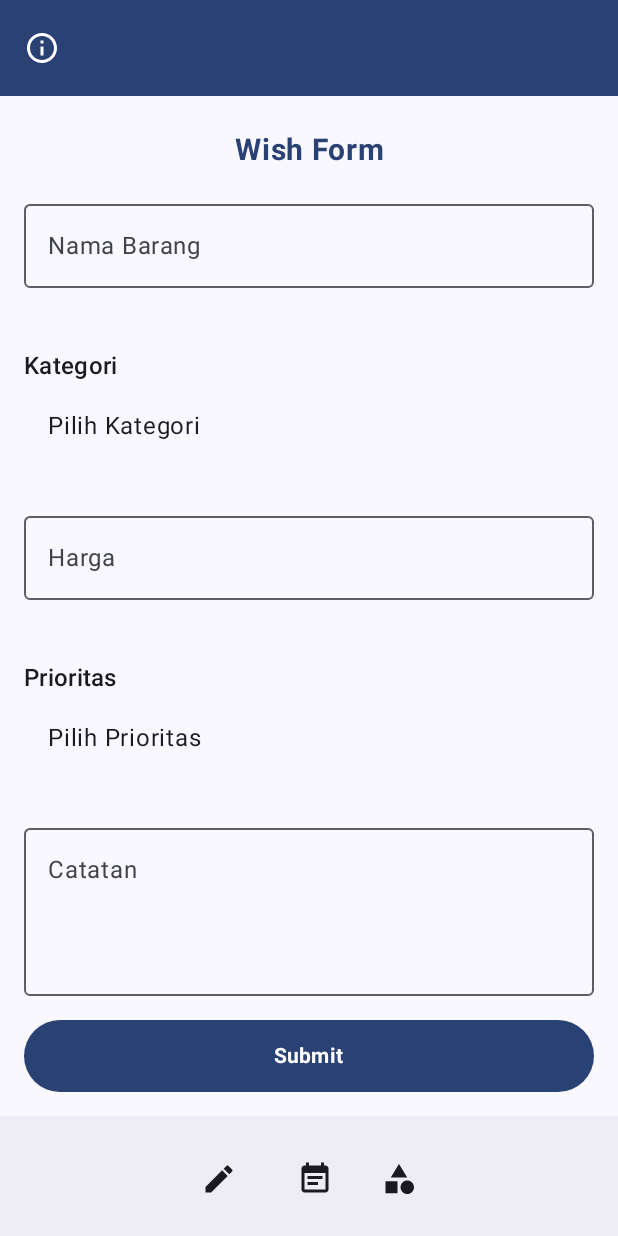
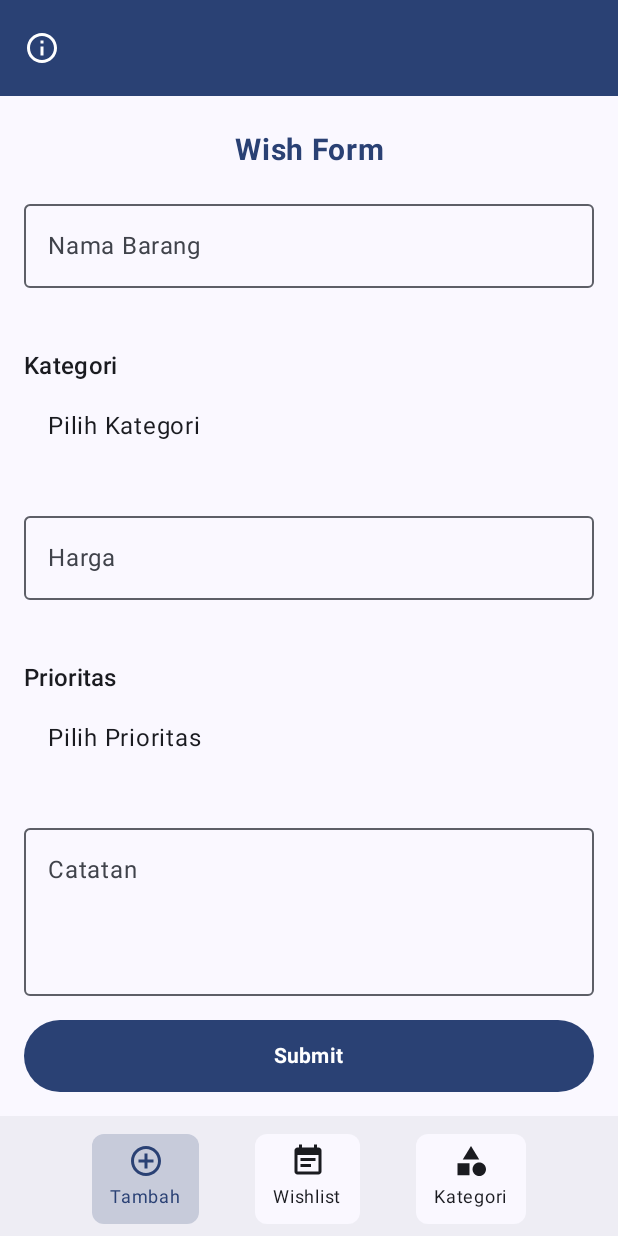
Before and after one commit to insaniaa/WishlyStack, an Android app built with Jetpack Compose: the screen it shows after launch (MainActivity), scrolled down 116 dp, on a phone screen of 412 x 824 dp. Run offline under Robolectric (Android 15) with nearby library versions, the phone set to English and light mode, and no system bars; our stand-ins replace Room's generated code.

Commit message:
Memperbaiki tampilan bottom bar

```diff
--- a/app/src/main/java/com/tiyasinsania0090/wishlystack/component/BottomBar.kt
+++ b/app/src/main/java/com/tiyasinsania0090/wishlystack/component/BottomBar.kt
@@ -1,5 +1,7 @@
 package com.tiyasinsania0090.wishlystack.component
 
+import androidx.compose.foundation.background
+import androidx.compose.foundation.clickable
 import androidx.compose.foundation.layout.*
 import androidx.compose.material3.*
 import androidx.compose.runtime.Composable
@@ -7,10 +9,12 @@ import androidx.compose.ui.Alignment
 import androidx.compose.ui.Modifier
 import androidx.compose.ui.res.painterResource
 import androidx.compose.ui.unit.dp
+import androidx.compose.ui.unit.sp
 import com.tiyasinsania0090.wishlystack.R
 
 @Composable
 fun BottomBar(
+    currentScreen: String,
     onFormClick: () -> Unit,
     onListClick: () -> Unit,
     onCategoryClick: () -> Unit
@@ -20,39 +24,58 @@ fun BottomBar(
     ) {
         Row(
             modifier = Modifier
-                .fillMaxWidth(),
-            horizontalArrangement = Arrangement.Center,
+                .fillMaxWidth()
+                .padding(horizontal = 24.dp),
+            horizontalArrangement = Arrangement.SpaceEvenly,
             verticalAlignment = Alignment.CenterVertically
         ) {
-            IconButton(
-                onClick = onFormClick,
-                modifier = Modifier.padding(end = 8.dp)
-            ) {
-                Icon(
-                    painter = painterResource(id = R.drawable.baseline_edit_24),
-                    contentDescription = "Form"
-                )
-            }
-
-            IconButton(
-                onClick = onListClick,
-                modifier = Modifier.padding(start = 8.dp)
-            ) {
-                Icon(
-                    painter = painterResource(id = R.drawable.baseline_event_note_24),
-                    contentDescription = "List"
-                )
-            }
-
-            IconButton(
-                onClick = onCategoryClick,
-                modifier = Modifier.padding(start = 8.dp)
-            ) {
-                Icon(
-                    painter = painterResource(id = R.drawable.baseline_category_24),
-                    contentDescription = "Category"
-                )
-            }
+            BottomBarItem(
+                iconResId = R.drawable.baseline_add_circle_outline_24,
+                label = "Tambah",
+                isSelected = currentScreen == "form",
+                onClick = onFormClick
+            )
+            BottomBarItem(
+                iconResId = R.drawable.baseline_event_note_24,
+                label = "Wishlist",
+                isSelected = currentScreen == "list",
+                onClick = onListClick
+            )
+            BottomBarItem(
+                iconResId = R.drawable.baseline_category_24,
+                label = "Kategori",
+                isSelected = currentScreen == "category",
+                onClick = onCategoryClick
+            )
         }
     }
 }
+
+@Composable
+fun BottomBarItem(
+    iconResId: Int,
+    label: String,
+    isSelected: Boolean,
+    onClick: () -> Unit
+) {
+    val background = if (isSelected) MaterialTheme.colorScheme.primary.copy(alpha = 0.2f) else MaterialTheme.colorScheme.surface
+    Column(
+        modifier = Modifier
+            .padding(4.dp)
+            .background(background, shape = MaterialTheme.shapes.small)
+            .padding(horizontal = 12.dp, vertical = 6.dp)
+            .clickable(onClick = onClick),
+        horizontalAlignment = Alignment.CenterHorizontally
+    ) {
+        Icon(
+            painter = painterResource(id = iconResId),
+            contentDescription = label,
+            tint = if (isSelected) MaterialTheme.colorScheme.primary else MaterialTheme.colorScheme.onSurface
+        )
+        Text(
+            text = label,
+            fontSize = 12.sp,
+            color = if (isSelected) MaterialTheme.colorScheme.primary else MaterialTheme.colorScheme.onSurface
+        )
+    }
+}
--- a/app/src/main/java/com/tiyasinsania0090/wishlystack/screen/FormScreen.kt
+++ b/app/src/main/java/com/tiyasinsania0090/wishlystack/screen/FormScreen.kt
@@ -34,7 +34,6 @@ fun FormScreen(
     val context = LocalContext.current
     val factory = ViewModelFactory(context)
     val viewModel: WishViewModel = viewModel(factory = factory)
-    val data by viewModel.allWish.collectAsState()
 
     var name by rememberSaveable { mutableStateOf("") }
     var selectedPriority by rememberSaveable { mutableStateOf("") }
@@ -60,11 +59,13 @@ fun FormScreen(
         containerColor = MaterialTheme.colorScheme.background,
         bottomBar = {
             BottomBar(
+                currentScreen = "form", // halaman saat ini
                 onFormClick = { /* Stay on form */ },
                 onListClick = onListClick,
                 onCategoryClick = onCategoryClick
             )
-        },
+        }
+        ,
         topBar = {
             TopAppBar(
                 title = {},
--- a/app/src/main/res/values/strings.xml
+++ b/app/src/main/res/values/strings.xml
@@ -17,7 +17,7 @@
     <string name="list">Tampilan List</string>
     <string name="info">Tampilan info</string>
     <string name="grid">Tampilan grid</string>
-    <string name="about_application">Tentang Aplikasi ⋆. 𐙚 ˚</string>
+    <string name="about_application">Tentang Aplikasi</string>
     <string name="about_description">WishlyStack adalah sebuah aplikasi yang dapat membantu dalam mencatat semua daftar keinginan baik itu barang atau goals, mengelola prioritas, serta mencantumkan notes kecil sebagai motivasi dari pengguna untuk merealisasikan harapannya.</string>
     <string name="signature">Tertanda, Tiyas Insania D.</string>
     <string name="loading">Loading</string>
```
Also changed, not shown: app/src/main/java/com/tiyasinsania0090/wishlystack/screen/DetailScreen.kt (+38 -20 lines), app/src/main/java/com/tiyasinsania0090/wishlystack/screen/EditScreen.kt (+43 -14 lines).
